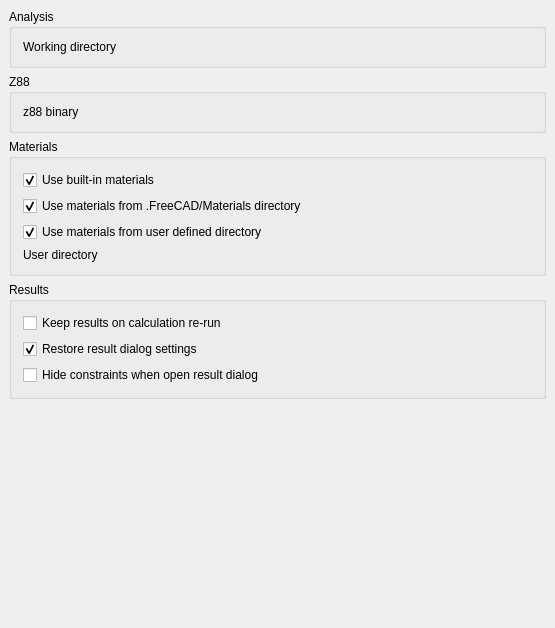
berndhahnebach/All_FreeCAD, file src/Mod/Fem/Gui/DlgSettingsFemGeneral.ui: the form before one commit.
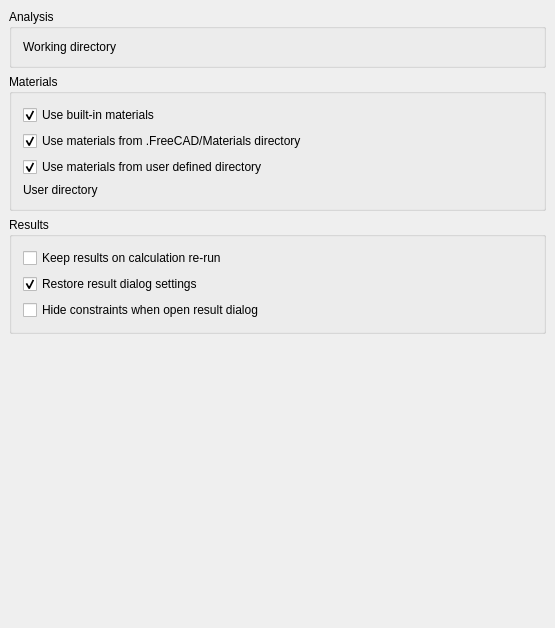
The form after the commit. Custom widgets are drawn as their Qt base class.

Commit message: FEM: prefs, move z88 prefs in an own tab

What changed in the file:
```diff
--- a/src/Mod/Fem/Gui/DlgSettingsFemGeneral.ui
+++ b/src/Mod/Fem/Gui/DlgSettingsFemGeneral.ui
@@ -95,88 +95,6 @@
        </layout>
       </widget>
      </item>
-     <item>
-      <widget class="QGroupBox" name="gb_z88">
-       <property name="sizePolicy">
-        <sizepolicy hsizetype="Preferred" vsizetype="Preferred">
-         <horstretch>0</horstretch>
-         <verstretch>0</verstretch>
-        </sizepolicy>
-       </property>
-       <property name="layoutDirection">
-        <enum>Qt::LeftToRight</enum>
-       </property>
-       <property name="title">
-        <string>Z88</string>
-       </property>
-       <property name="alignment">
-        <set>Qt::AlignLeading|Qt::AlignLeft|Qt::AlignTop</set>
-       </property>
-       <layout class="QHBoxLayout" name="horizontalLayout_2">
-        <property name="sizeConstraint">
-         <enum>QLayout::SetNoConstraint</enum>
-        </property>
-        <item>
-         <layout class="QVBoxLayout" name="verticalLayout_8">
-          <item>
-           <layout class="QGridLayout" name="gl_z88">
-            <item row="2" column="2">
-             <widget class="Gui::PrefFileChooser" name="fc_z88_binary" native="true">
-              <property name="sizePolicy">
-               <sizepolicy hsizetype="Preferred" vsizetype="Preferred">
-                <horstretch>0</horstretch>
-                <verstretch>0</verstretch>
-               </sizepolicy>
-              </property>
-              <property name="minimumSize">
-               <size>
-                <width>0</width>
-                <height>0</height>
-               </size>
-              </property>
-              <property name="sizeIncrement">
-               <size>
-                <width>0</width>
-                <height>0</height>
-               </size>
-              </property>
-              <property name="baseSize">
-               <size>
-                <width>0</width>
-                <height>0</height>
-               </size>
-              </property>
-              <property name="toolTip">
-               <string>Leave blank to use default Z88 solver z88r binary file</string>
-              </property>
-              <property name="prefEntry" stdset="0">
-               <cstring>z88BinaryPath</cstring>
-              </property>
-              <property name="prefPath" stdset="0">
-               <cstring>Mod/Fem/General</cstring>
-              </property>
-             </widget>
-            </item>
-            <item row="2" column="0">
-             <widget class="QLabel" name="l_z88_binary">
-              <property name="minimumSize">
-               <size>
-                <width>100</width>
-                <height>0</height>
-               </size>
-              </property>
-              <property name="text">
-               <string>z88 binary</string>
-              </property>
-             </widget>
-            </item>
-           </layout>
-          </item>
-         </layout>
-        </item>
-       </layout>
-      </widget>
-     </item>
      <item>
       <widget class="QGroupBox" name="gb_materials">
        <property name="title">
```
The commit also changes 6 other files.
